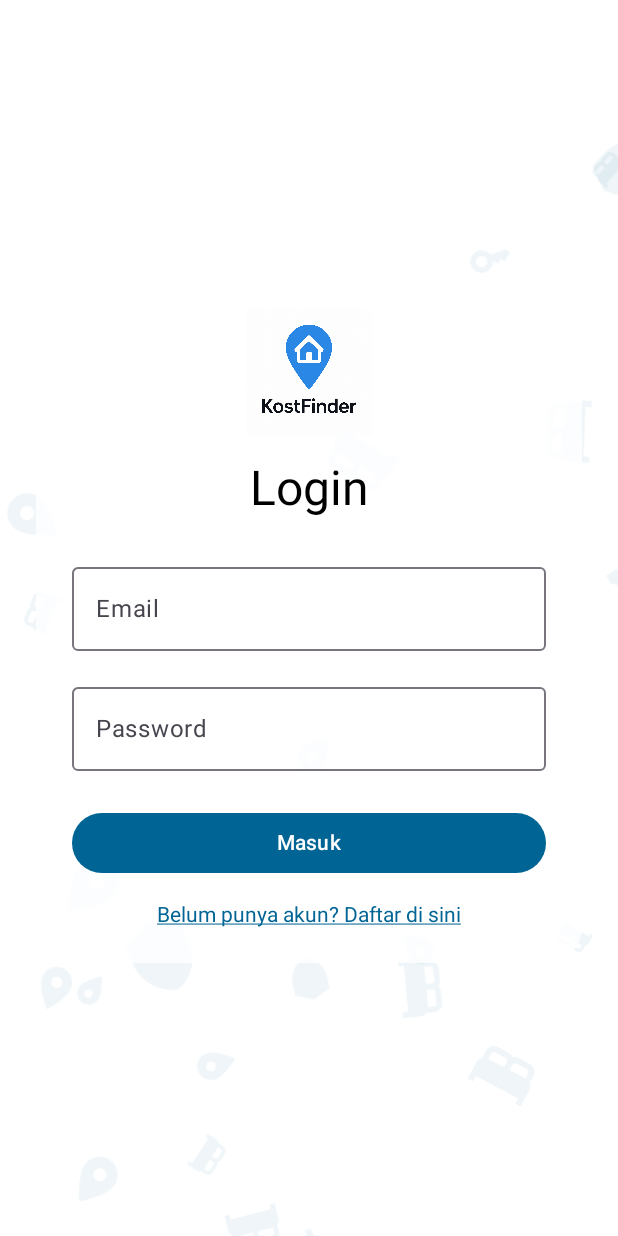
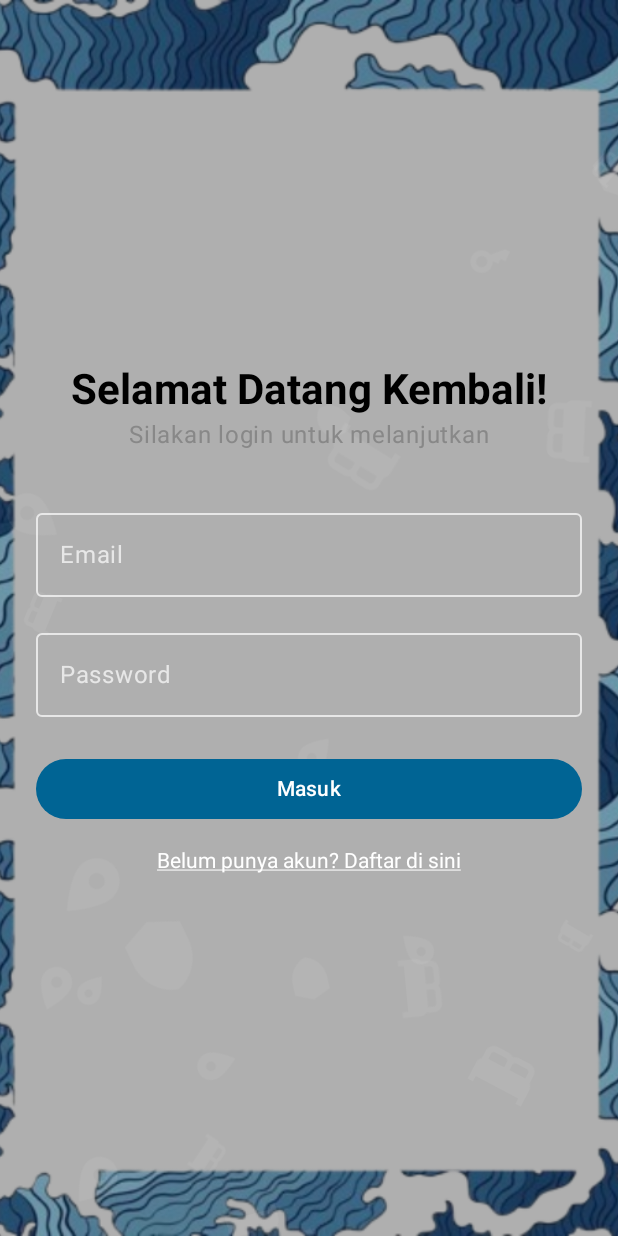
Before and after one commit to zikyegusde/KostFinder, an Android app built with Jetpack Compose: the screen it shows after launch (MainActivity), on a phone screen of 412 x 824 dp. Run offline under Robolectric (Android 15) with nearby library versions, the light colour scheme and no system bars; our stand-ins replace Firebase (no records; nobody signed in at launch, a user with empty details on screens opened directly); libraries missing offline, so code that uses them is left out: com.cloudinary.android; 1 statement that could not run was skipped.

Commit message:
update13

```diff
--- a/app/src/main/java/com/example/kostfinder/screens/LoginScreen.kt
+++ b/app/src/main/java/com/example/kostfinder/screens/LoginScreen.kt
@@ -12,7 +12,6 @@ import androidx.compose.foundation.layout.height
 import androidx.compose.foundation.layout.offset
 import androidx.compose.foundation.layout.padding
 import androidx.compose.foundation.layout.size
-import androidx.compose.foundation.shape.RoundedCornerShape
 import androidx.compose.foundation.text.ClickableText
 import androidx.compose.material.icons.Icons
 import androidx.compose.material.icons.filled.Bed
@@ -21,10 +20,12 @@ import androidx.compose.material.icons.filled.LocationOn
 import androidx.compose.material.icons.filled.Shield
 import androidx.compose.material3.Button
 import androidx.compose.material3.CircularProgressIndicator
+import androidx.compose.material3.ExperimentalMaterial3Api
 import androidx.compose.material3.Icon
 import androidx.compose.material3.MaterialTheme
 import androidx.compose.material3.OutlinedTextField
 import androidx.compose.material3.Text
+import androidx.compose.material3.TextFieldDefaults
 import androidx.compose.runtime.Composable
 import androidx.compose.runtime.LaunchedEffect
 import androidx.compose.runtime.getValue
@@ -34,14 +35,16 @@ import androidx.compose.runtime.setValue
 import androidx.compose.ui.Alignment
 import androidx.compose.ui.Modifier
 import androidx.compose.ui.draw.alpha
-import androidx.compose.ui.draw.clip
 import androidx.compose.ui.draw.rotate
+import androidx.compose.ui.graphics.Color
 import androidx.compose.ui.graphics.vector.ImageVector
+import androidx.compose.ui.layout.ContentScale
 import androidx.compose.ui.platform.LocalConfiguration
 import androidx.compose.ui.platform.LocalContext
 import androidx.compose.ui.res.painterResource
 import androidx.compose.ui.text.AnnotatedString
 import androidx.compose.ui.text.TextStyle
+import androidx.compose.ui.text.font.FontWeight
 import androidx.compose.ui.text.input.PasswordVisualTransformation
 import androidx.compose.ui.text.style.TextDecoration
 import androidx.compose.ui.unit.Dp
@@ -55,6 +58,7 @@ import com.google.firebase.ktx.Firebase
 import kotlinx.coroutines.delay
 import kotlin.random.Random
 
+@OptIn(ExperimentalMaterial3Api::class) // ## PERBAIKAN: Menambahkan anotasi ini ##
 @Composable
 fun LoginScreen(navController: NavController, authViewModel: AuthViewModel = viewModel()) {
     var email by remember { mutableStateOf("") }
@@ -66,8 +70,18 @@ fun LoginScreen(navController: NavController, authViewModel: AuthViewModel = vie
     Box(
         modifier = Modifier
             .fillMaxSize()
-            .background(MaterialTheme.colorScheme.surface)
     ) {
+        Image(
+            painter = painterResource(id = R.drawable.backround),
+            contentDescription = "Background",
+            contentScale = ContentScale.Crop,
+            modifier = Modifier.fillMaxSize()
+        )
+        Box(modifier = Modifier
+            .fillMaxSize()
+            .background(Color.Black.copy(alpha = 0.3f))
+        )
+
         IconBackground()
 
         Column(
@@ -78,28 +92,35 @@ fun LoginScreen(navController: NavController, authViewModel: AuthViewModel = vie
             horizontalAlignment = Alignment.CenterHorizontally
         ) {
             Column(
-                modifier = Modifier
-                    .clip(RoundedCornerShape(24.dp))
-                    .background(MaterialTheme.colorScheme.surface.copy(alpha = 0.85f))
-                    .padding(24.dp),
                 horizontalAlignment = Alignment.CenterHorizontally
             ) {
-                Image(
-                    painter = painterResource(id = R.drawable.logo),
-                    contentDescription = "Logo KostFinder",
-                    modifier = Modifier
-                        .size(100.dp)
-                        .padding(bottom = 16.dp)
+                Text(
+                    text = "Selamat Datang Kembali!",
+                    style = MaterialTheme.typography.headlineMedium,
+                    fontWeight = FontWeight.Bold
                 )
-                Text("Login", style = MaterialTheme.typography.headlineLarge)
-                Spacer(modifier = Modifier.height(24.dp))
+                Text(
+                    text = "Silakan login untuk melanjutkan",
+                    style = MaterialTheme.typography.bodyLarge,
+                    color = Color.Gray
+                )
+
+                Spacer(modifier = Modifier.height(32.dp))
 
                 OutlinedTextField(
                     value = email,
                     onValueChange = { email = it },
                     label = { Text("Email") },
                     modifier = Modifier.fillMaxWidth(),
-                    singleLine = true
+                    singleLine = true,
+                    textStyle = TextStyle(color = Color.White), // ## PERBAIKAN: Menggunakan textStyle ##
+                    colors = TextFieldDefaults.outlinedTextFieldColors(
+                        focusedBorderColor = Color.White,
+                        unfocusedBorderColor = Color.White.copy(alpha = 0.7f),
+                        cursorColor = Color.White,
+                        focusedLabelColor = Color.White,
+                        unfocusedLabelColor = Color.White.copy(alpha = 0.7f)
+                    )
                 )
                 Spacer(modifier = Modifier.height(16.dp))
                 OutlinedTextField(
@@ -108,12 +129,20 @@ fun LoginScreen(navController: NavController, authViewModel: AuthViewModel = vie
                     label = { Text("Password") },
                     modifier = Modifier.fillMaxWidth(),
                     visualTransformation = PasswordVisualTransformation(),
-                    singleLine = true
+                    singleLine = true,
+                    textStyle = TextStyle(color = Color.White), // ## PERBAIKAN: Menggunakan textStyle ##
+                    colors = TextFieldDefaults.outlinedTextFieldColors(
+                        focusedBorderColor = Color.White,
+                        unfocusedBorderColor = Color.White.copy(alpha = 0.7f),
+                        cursorColor = Color.White,
+                        focusedLabelColor = Color.White,
+                        unfocusedLabelColor = Color.White.copy(alpha = 0.7f)
+                    )
                 )
                 Spacer(modifier = Modifier.height(24.dp))
 
                 if (isLoading) {
-                    CircularProgressIndicator()
+                    CircularProgressIndicator(color = Color.White)
                 } else {
                     Button(
                         onClick = {
@@ -157,7 +186,7 @@ fun LoginScreen(navController: NavController, authViewModel: AuthViewModel = vie
                     text = AnnotatedString("Belum punya akun? Daftar di sini"),
                     onClick = { navController.navigate("register") },
                     style = TextStyle(
-                        color = MaterialTheme.colorScheme.primary,
+                        color = Color.White,
                         textDecoration = TextDecoration.Underline
                     )
                 )
@@ -170,15 +199,12 @@ fun LoginScreen(navController: NavController, authViewModel: AuthViewModel = vie
 @Composable
 fun IconBackground() {
     val icons = listOf(Icons.Default.Key, Icons.Default.Bed, Icons.Default.LocationOn, Icons.Default.Shield)
-    // Mengambil konfigurasi layar untuk mendapatkan ukuran
     val configuration = LocalConfiguration.current
     val screenWidthDp = configuration.screenWidthDp.dp
     val screenHeightDp = configuration.screenHeightDp.dp
 
     Box(modifier = Modifier.fillMaxSize()) {
-        // Hasilkan 25 ikon
         repeat(25) { index ->
-            // ## PERBAIKAN UTAMA: Menggunakan key dan nilai Dp acak ##
             val iconData = remember(key1 = index) {
                 IconData(
                     icon = icons.random(),
@@ -207,7 +233,7 @@ fun BackgroundIcon(data: IconData) {
     Icon(
         imageVector = data.icon,
         contentDescription = null,
-        tint = MaterialTheme.colorScheme.primary.copy(alpha = 0.12f),
+        tint = Color.White.copy(alpha = 0.12f),
         modifier = Modifier
             .size(data.size)
             .offset(x = data.x, y = data.y)
@@ -216,7 +242,6 @@ fun BackgroundIcon(data: IconData) {
     )
 }
 
-// ## PERBAIKAN: Menyimpan posisi dalam Dp ##
 data class IconData(
     val icon: ImageVector,
     val x: Dp,
```
Also changed, not shown: app/src/main/java/com/example/kostfinder/screens/HomeScreen.kt (+59 -41 lines), app/src/main/res/drawable/backround.png (added), app/src/main/res/drawable/login_illustration.png (added), app/src/main/res/drawable/orang_nunjuk.png (added).
